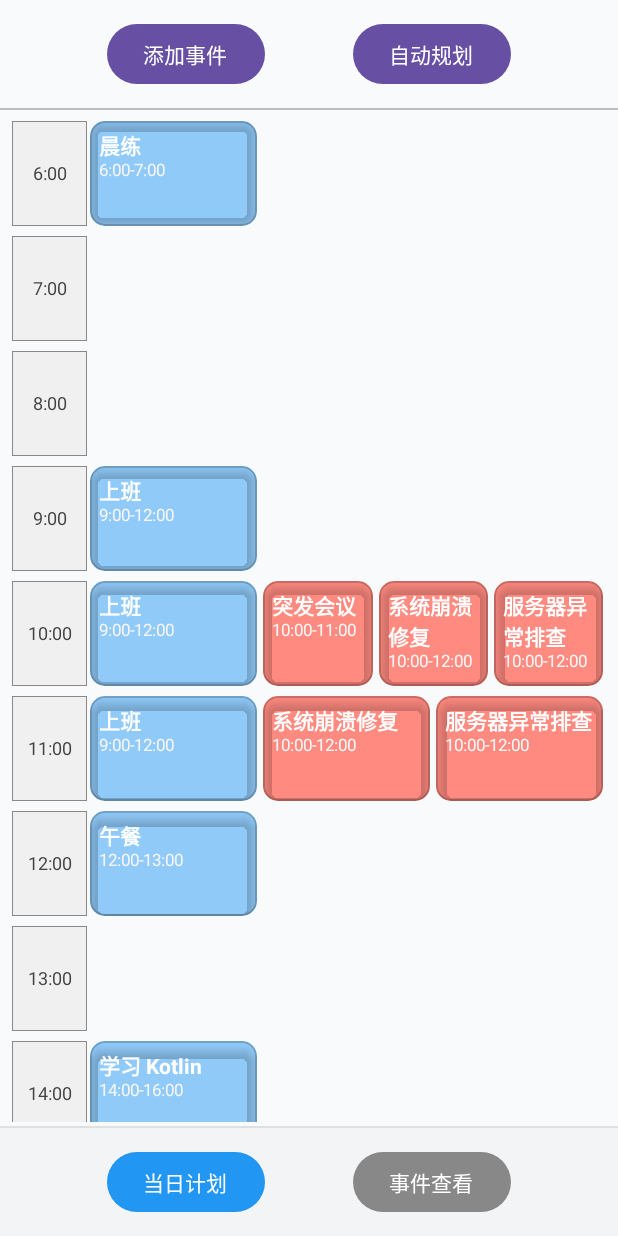
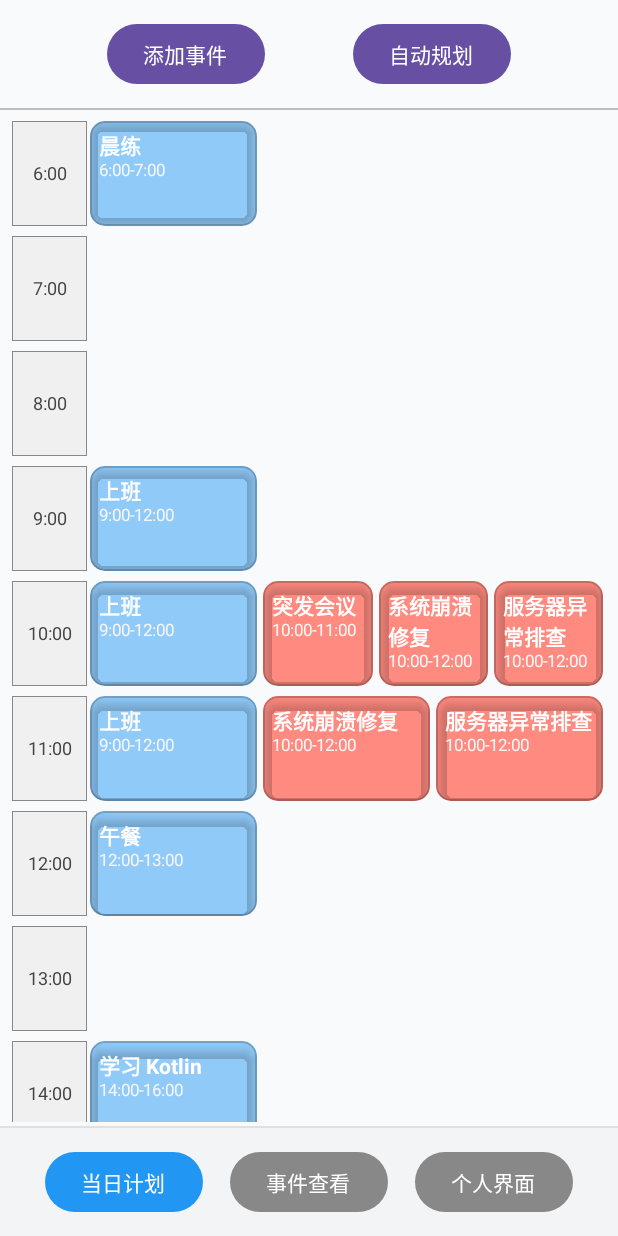
Before and after one commit to kebai633932/TimePilot-app, an Android app built with Jetpack Compose: the @Preview function ScheduleBoardPreview, on a phone screen of 412 x 824 dp. Run offline under Robolectric (Android 15) with nearby library versions, the phone set to English and light mode, and no system bars.

Commit message:
feat:项目框架搭建

```diff
--- a/app/src/main/java/com/example/timepilot_app/data/model/ScheduleEvent.kt
+++ /dev/null
@@ -1,4 +0,0 @@
-package com.example.timepilot_app.data.model
-
-class ScheduleEvent {
-}
--- a/app/src/main/java/com/example/timepilot_app/data/remote/ScheduleApi.kt
+++ b/app/src/main/java/com/example/timepilot_app/data/remote/ScheduleApi.kt
@@ -1,6 +1,6 @@
 package com.example.timepilot_app.data.remote
 
-import com.example.timepilot_app.data.model.ScheduleEvent
+import com.example.timepilot_app.ui.schedule.ScheduleEvent
 import retrofit2.http.*
 
 interface ScheduleApi {
--- a/app/src/main/java/com/example/timepilot_app/data/repository/ScheduleRepository.kt
+++ b/app/src/main/java/com/example/timepilot_app/data/repository/ScheduleRepository.kt
@@ -1,10 +1,7 @@
 package com.example.timepilot_app.data.repository
 
 import com.example.timepilot_app.data.local.ScheduleDao
-import com.example.timepilot_app.data.model.ScheduleEvent
 import com.example.timepilot_app.data.remote.ScheduleApi
-import kotlinx.coroutines.Dispatchers
-import kotlinx.coroutines.withContext
 
 class ScheduleRepository(
     private val dao: ScheduleDao,
--- a/app/src/main/java/com/example/timepilot_app/ui/RegisterScreen.kt
+++ b/app/src/main/java/com/example/timepilot_app/ui/auth/RegisterScreen.kt
@@ -1,4 +1,4 @@
-package com.example.timepilot_app.ui
+package com.example.timepilot_app.ui.auth
 
 import androidx.compose.foundation.Image
 import androidx.compose.foundation.background
--- a/app/src/main/java/com/example/timepilot_app/ui/DailyScheduleScreen.kt
+++ b/app/src/main/java/com/example/timepilot_app/ui/schedule/DailyScheduleScreen.kt
@@ -1,10 +1,9 @@
-package com.example.timepilot_app.ui
+package com.example.timepilot_app.ui.schedule
 
 import androidx.compose.foundation.background
 import androidx.compose.foundation.border
 import androidx.compose.foundation.layout.*
 import androidx.compose.foundation.lazy.LazyColumn
-import androidx.compose.foundation.lazy.items
 import androidx.compose.foundation.shape.RoundedCornerShape
 import androidx.compose.material3.*
 import androidx.compose.runtime.*
@@ -107,6 +106,14 @@ fun ScheduleBoardScreen() {
                         )
                     ) {
                         Text("事件查看", color = Color.White)
+                    }
+                    Button(
+                        onClick = { currentView = "daily" },
+                        colors = ButtonDefaults.buttonColors(
+                            containerColor = if (currentView == "daily") Color(0xFF2196F3) else Color.Gray
+                        )
+                    ) {
+                        Text("个人界面", color = Color.White)
                     }
                 }
             }
--- a/app/src/main/java/com/example/timepilot_app/ui/viewmodel/ScheduleViewModel.kt
+++ b/app/src/main/java/com/example/timepilot_app/ui/viewmodel/ScheduleViewModel.kt
@@ -4,11 +4,9 @@ import androidx.compose.runtime.getValue
 import androidx.compose.runtime.mutableStateOf
 import androidx.compose.runtime.setValue
 import androidx.lifecycle.ViewModel
-import androidx.lifecycle.viewModelScope
 import com.example.timepilot_app.data.model.ScheduleEvent
 import com.example.timepilot_app.data.repository.ScheduleRepository
 import dagger.hilt.android.lifecycle.HiltViewModel
-import kotlinx.coroutines.launch
 import javax.inject.Inject
 
 @HiltViewModel
```
Also changed, not shown: app/src/main/java/com/example/timepilot_app/di/NetworkModule.kt (deleted, +0 -27 lines), app/src/main/java/com/example/timepilot_app/ui/auth/LoginScreen.kt (renamed from app/src/main/java/com/example/timepilot_app/ui/LoginScreen.kt), app/src/main/java/com/example/timepilot_app/ui/schedule/MainCalendarScreen.kt (renamed from app/src/main/java/com/example/timepilot_app/ui/MainCalendarScreen.kt), 1 other file.
